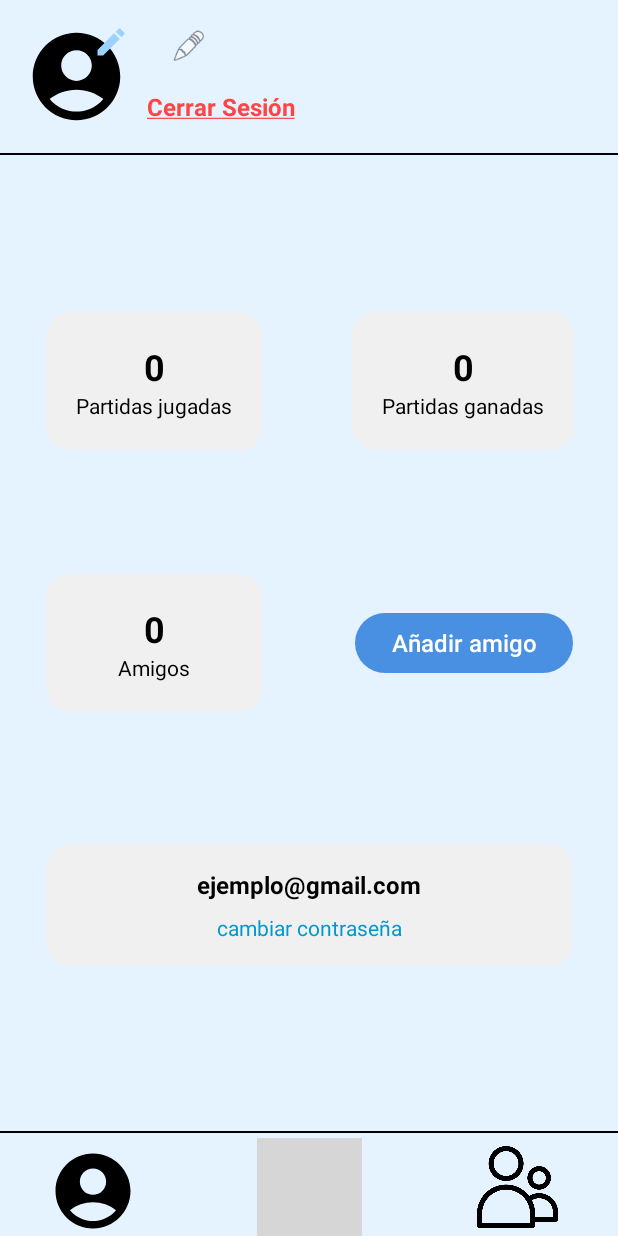
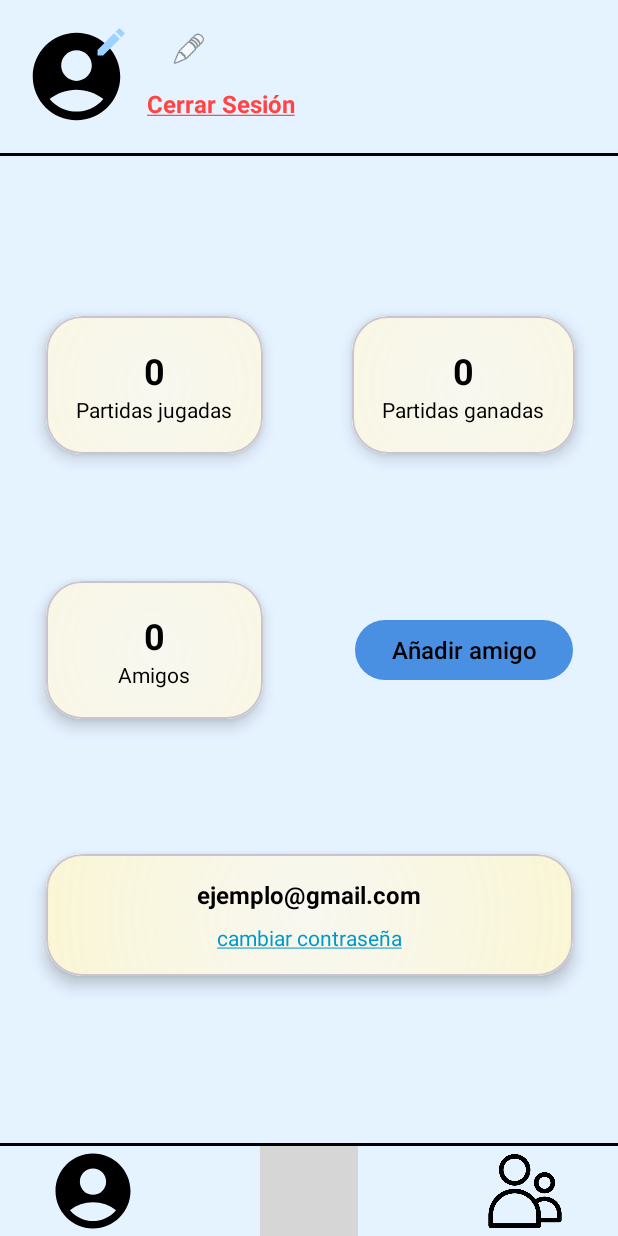
Before and after one commit to XoseManel2005/quizzbattlefe, an Android app: the ProfileActivity screen opened directly, with no data from a screen before it, on a phone screen of 412 x 824 dp. Run offline under Robolectric (Android 15) with nearby library versions, the phone set to English and light mode, and no system bars; our stand-ins replace CircleImageView; pictures from the network do not load; 4 statements that could not run were skipped; grey boxes are pictures that could not be loaded.

Commit message:
Se corrigió la obtención de estadisticas y se ajustaron colores y tamaños

```diff
--- a/app/build.gradle
+++ b/app/build.gradle
@@ -31,11 +31,12 @@ android {
     kotlinOptions {
         jvmTarget = '1.8'
     }
+    buildFeatures {
+        viewBinding true
+    }
 }
 
 dependencies {
-
-
     implementation 'androidx.activity:activity:1.6.1'
     implementation 'androidx.core:core-ktx:1.8.0'
     implementation 'androidx.appcompat:appcompat:1.4.1'
--- a/app/src/main/java/com/xose/quizzbattle/ui/ProfileActivity.kt
+++ b/app/src/main/java/com/xose/quizzbattle/ui/ProfileActivity.kt
@@ -34,8 +34,31 @@ import retrofit2.Response
 class ProfileActivity : AppCompatActivity() {
 
     private lateinit var usuarioLogueado: User
+
+    // ImageViews
     private lateinit var imgProfilePic: ImageView
     private lateinit var imgProfileBar: ImageView
+    private lateinit var imgEditUsername: ImageView
+    private lateinit var imgGames: ImageView
+    private lateinit var imgFriendship: ImageView
+
+    // TextViews
+    private lateinit var tvUsername: TextView
+    private lateinit var tvEmail: TextView
+    private lateinit var tvLogout: TextView
+    private lateinit var tvChangePassword: TextView
+    private lateinit var tvFriends: TextView
+    private lateinit var tvWonGames: TextView
+    private lateinit var tvTotalGames: TextView
+
+    // EditTexts
+    private lateinit var etUsername: EditText
+
+    // Buttons
+    private lateinit var btnSaveUsername: Button
+    private lateinit var btnAddFriend: Button
+
+    // Media picker
     private lateinit var pickMedia: ActivityResultLauncher<PickVisualMediaRequest>
 
     override fun onCreate(savedInstanceState: Bundle?) {
@@ -43,8 +66,26 @@ class ProfileActivity : AppCompatActivity() {
         setContentView(R.layout.activity_profile)
 
         usuarioLogueado = SessionManager(this).getLoggedUser() as User
+
         imgProfilePic = findViewById(R.id.imgProfilePic)
         imgProfileBar = findViewById(R.id.imgProfile)
+        imgEditUsername = findViewById(R.id.imgEditUsername)
+        imgGames = findViewById(R.id.imgGames)
+        imgFriendship = findViewById(R.id.imgFriendships)
+
+        tvUsername = findViewById(R.id.tvUsername)
+        tvEmail = findViewById(R.id.tvEmail)
+        tvLogout = findViewById(R.id.tvLogout)
+        tvChangePassword = findViewById(R.id.tvChangePassword)
+        tvFriends = findViewById(R.id.tvFriends)
+        tvWonGames = findViewById(R.id.tvWonGames)
+        tvTotalGames = findViewById(R.id.tvTotalGames)
+
+        etUsername = findViewById(R.id.etUsername)
+
+        btnSaveUsername = findViewById(R.id.btnSaveUsername)
+        btnAddFriend = findViewById(R.id.btnAddFriend)
+
 
 
         // Registrar el callback aquí, donde ya imgProfilePic está inicializado
@@ -215,67 +256,12 @@ class ProfileActivity : AppCompatActivity() {
             }
         }
 
-        val tvFriends = findViewById<TextView>(R.id.tvFriends)
+        loadProfileImage()
+        loadProfileStats()
 
-        val tvWonGames = findViewById<TextView>(R.id.tvWonGames)
-
-        val tvTotalGames = findViewById<TextView>(R.id.tvTotalGames)
-
-        lifecycleScope.launch {
-            try {
-                val gameService = ApiClient.getGameService(this@ProfileActivity)
-                val profileImage = gameService.getProfileImage(usuarioLogueado.username)
-                if (profileImage.imageBase64 != null || !profileImage.imageBase64.isEmpty()){
-                    try {
-                        // 1. Eliminar el prefijo si existe
-                        val base64Image = profileImage.imageBase64.substringAfter("base64,", profileImage.imageBase64)
-
-                        // 2. Decodificar a bytes
-                        val imageBytes = Base64.decode(base64Image, Base64.DEFAULT)
-
-                        // 3. Convertir a Bitmap
-                        val bitmap = BitmapFactory.decodeByteArray(imageBytes, 0, imageBytes.size)
-
-                        // 4. Asignar al ImageView
-                        imgProfilePic.setImageBitmap(bitmap)
-                        imgProfileBar.setImageBitmap(bitmap)
-                    } catch (e: Exception) {
-                        e.printStackTrace()
-                        Log.e("Base64", "Error al convertir la imagen Base64: ${e.message}")
-                    }
-                }
-                //recoger todas las amistades
-                val friendships = gameService.getAcceptedFriendships(usuarioLogueado.username)
-                tvFriends.text = friendships.size.toString()
-
-                //obtener partidas terminadas
-                val finishedGames = gameService.getGames(usuarioLogueado.username, "FINISHED")
-
-                //ver partidas ganadas
-                val wonGames = finishedGames.count { game ->
-                    game.winner != null && game.winner.id == usuarioLogueado.id
-                }
-                tvWonGames.text = wonGames.toString()
-
-                //obtener partidas en curso
-                val ongoingGames = gameService.getGames(usuarioLogueado.username, "ONGOING")
-
-                //sumar partidas en curso y acabadas
-                val allGames = finishedGames + ongoingGames
-
-                //las contamos y mostramos como total de partidas
-                val totalGames = allGames.count { game ->
-                    game.player1.id == usuarioLogueado.id || game.player2.id == usuarioLogueado.id
-                }
-                tvTotalGames.text = totalGames.toString()
-
-            } catch (e: Exception) {
-                e.printStackTrace()
-                tvFriends.text = "0"
-                tvWonGames.text = "0"
-                tvTotalGames.text = "0"
-            }
-        }
+        val underlinePasswordText = SpannableString(tvChangePassword.text)
+        underlinePasswordText.setSpan(UnderlineSpan(), 0, underlinePasswordText.length, 0)
+        tvChangePassword.text = underlinePasswordText
 
         val text = "Cerrar Sesión"
         val spannable = SpannableString(text)
@@ -330,4 +316,61 @@ class ProfileActivity : AppCompatActivity() {
             .show()
     }
 
+    private fun loadProfileImage() {
+        lifecycleScope.launch {
+            try {
+                val gameService = ApiClient.getGameService(this@ProfileActivity)
+                val profileImage = gameService.getProfileImage(usuarioLogueado.username)
+
+                if (!profileImage.imageBase64.isNullOrEmpty()) {
+                    try {
+                        val base64Image = profileImage.imageBase64.substringAfter("base64,", profileImage.imageBase64)
+                        val imageBytes = Base64.decode(base64Image, Base64.DEFAULT)
+                        val bitmap = BitmapFactory.decodeByteArray(imageBytes, 0, imageBytes.size)
+                        imgProfilePic.setImageBitmap(bitmap)
+                        imgProfileBar.setImageBitmap(bitmap)
+                    } catch (e: Exception) {
+                        e.printStackTrace()
+                        Log.e("Base64", "Error al convertir la imagen Base64: ${e.message}")
+                    }
+                }
+            } catch (e: Exception) {
+                e.printStackTrace()
+                Log.e("API", "Error al cargar la imagen de perfil: ${e.message}")
+            }
+        }
+    }
+
+    private fun loadProfileStats() {
+        lifecycleScope.launch {
+            try {
+                val gameService = ApiClient.getGameService(this@ProfileActivity)
+
+                val friendships = gameService.getAcceptedFriendships(usuarioLogueado.username)
+                tvFriends.text = friendships.size.toString()
+
+                val finishedGames = gameService.getGames(usuarioLogueado.username, "FINISHED")
+
+                val wonGames = finishedGames.count { game ->
+                    game.winner?.id == usuarioLogueado.id
+                }
+                tvWonGames.text = wonGames.toString()
+
+                val ongoingGames = gameService.getGames(usuarioLogueado.username, "ONGOING")
+                val allGames = finishedGames + ongoingGames
+
+                val totalGames = allGames.count { game ->
+                    game.player1.id == usuarioLogueado.id || game.player2.id == usuarioLogueado.id
+                }
+                tvTotalGames.text = totalGames.toString()
+
+            } catch (e: Exception) {
+                e.printStackTrace()
+                tvFriends.text = "0"
+                tvWonGames.text = "0"
+                tvTotalGames.text = "0"
+            }
+        }
+    }
+
 }
--- a/app/src/main/res/drawable/rounded_background.xml
+++ b/app/src/main/res/drawable/rounded_background.xml
@@ -3,9 +3,9 @@
     android:shape="rectangle">
 
     <gradient
-        android:endColor="#F0F0F0"
-        android:gradientRadius="400dp"
-        android:startColor="#F0F0F0"
+        android:endColor="#FDF394"
+        android:gradientRadius="600dp"
+        android:startColor="#AAFFFDEB"
         android:type="radial"
         android:useLevel="false" />
 
--- a/app/src/main/res/layout/activity_profile.xml
+++ b/app/src/main/res/layout/activity_profile.xml
@@ -12,6 +12,7 @@
         android:layout_height="70dp"
         android:layout_marginStart="16dp"
         android:layout_marginTop="16dp"
+        android:elevation="4dp"
         app:layout_constraintStart_toStartOf="parent"
         app:layout_constraintTop_toTopOf="parent"
         app:srcCompat="@drawable/img_user" />
@@ -30,7 +31,10 @@
             android:layout_height="wrap_content"
             android:ellipsize="end"
             android:maxLines="1"
+            android:textStyle="bold"
+            android:layout_marginTop="4dp"
             android:textSize="22sp"
+            android:textColor="@color/black"
             app:layout_constraintStart_toStartOf="parent"
             app:layout_constraintTop_toTopOf="parent" />
 
@@ -41,6 +45,8 @@
             android:background="@android:color/transparent"
             android:ellipsize="end"
             android:maxLines="1"
+            android:layout_marginTop="4dp"
+            android:textStyle="bold"
             android:textSize="22sp"
             android:inputType="textPersonName"
             android:visibility="invisible"
@@ -55,7 +61,7 @@
         android:layout_width="wrap_content"
         android:layout_height="wrap_content"
         android:layout_marginStart="12dp"
-        android:layout_marginBottom="4dp"
+        android:layout_marginBottom="6dp"
         android:text="Cerrar Sesión"
         android:textColor="#EA2323"
         android:textSize="16sp"
@@ -64,40 +70,28 @@
         app:layout_constraintStart_toEndOf="@+id/imgProfilePic" />
 
     <com.google.android.material.divider.MaterialDivider
-        android:id="@+id/materialDivider2"
+        android:id="@+id/materialDivider"
         android:layout_width="match_parent"
-        android:layout_height="1dp"
+        android:layout_height="2dp"
         android:layout_marginTop="16dp"
         app:dividerColor="@color/black"
         app:layout_constraintEnd_toEndOf="parent"
         app:layout_constraintStart_toStartOf="parent"
         app:layout_constraintTop_toBottomOf="@+id/imgProfilePic" />
 
-    <com.google.android.material.card.MaterialCardView
-        android:layout_width="0dp"
-        android:layout_height="wrap_content"
-        android:layout_margin="8dp"
-        app:cardCornerRadius="8dp"
-        app:cardElevation="4dp"
-        tools:ignore="MissingConstraints">
-
-    </com.google.android.material.card.MaterialCardView>
-
 
     <com.google.android.material.divider.MaterialDivider
-        android:id="@+id/materialDivider"
+        android:id="@+id/materialDivider2"
         android:layout_width="match_parent"
-        android:layout_height="1dp"
-        android:layout_marginBottom="3dp"
+        android:layout_height="2dp"
         app:dividerColor="@color/black"
-        app:layout_constraintBottom_toTopOf="@+id/imgGames"
-        app:layout_constraintEnd_toEndOf="parent"
-        app:layout_constraintStart_toStartOf="parent" />
+        app:layout_constraintBottom_toTopOf="@+id/imgProfile"
+        tools:layout_editor_absoluteX="32dp" />
 
     <ImageView
         android:id="@+id/imgGames"
-        android:layout_width="70dp"
-        android:layout_height="65dp"
+        android:layout_width="65dp"
+        android:layout_height="60dp"
         android:src="@drawable/games"
         app:layout_constraintBottom_toBottomOf="parent"
         app:layout_constraintEnd_toEndOf="parent"
@@ -105,36 +99,44 @@
 
     <ImageView
         android:id="@+id/imgFriendships"
-        android:layout_width="70dp"
-        android:layout_height="65dp"
+        android:layout_width="60dp"
+        android:layout_height="60dp"
         android:layout_marginEnd="32dp"
         android:padding="5dp"
         android:src="@drawable/friends"
         app:layout_constraintBottom_toBottomOf="parent"
         app:layout_constraintEnd_toEndOf="parent" />
 
-    <com.google.android.material.imageview.ShapeableImageView
+    <ImageView
         android:id="@+id/imgProfile"
         android:layout_width="60dp"
         android:layout_height="60dp"
         android:layout_marginStart="32dp"
-        android:src="@drawable/img_user"
         app:layout_constraintBottom_toBottomOf="parent"
         app:layout_constraintStart_toStartOf="parent"
-        app:shapeAppearanceOverlay="@style/CircleImageView" />
+        android:src="@drawable/img_user" />
+
+    <com.google.android.material.card.MaterialCardView
+        android:id="@+id/cardTotalGames"
+        android:layout_width="wrap_content"
+        android:layout_height="wrap_content"
+        android:layout_margin="8dp"
+        android:elevation="6dp"
+        app:cardCornerRadius="24dp"
+        app:cardElevation="6dp"
+        app:layout_constraintBottom_toTopOf="@id/btnAddFriend"
+        app:layout_constraintEnd_toStartOf="@+id/tvv"
+        app:layout_constraintStart_toStartOf="parent"
+        app:layout_constraintTop_toBottomOf="@id/materialDivider">
 
         <LinearLayout
             android:id="@+id/llTotalGames"
             android:layout_width="wrap_content"
             android:layout_height="wrap_content"
+            android:orientation="vertical"
+            android:gravity="center"
             android:background="@drawable/rounded_background"
-        android:gravity="center"
-        android:orientation="vertical"
-        android:padding="20dp"
-        app:layout_constraintBottom_toTopOf="@id/btnAddFriend"
-        app:layout_constraintEnd_toStartOf="@+id/tvv"
-        app:layout_constraintStart_toStartOf="parent"
-        app:layout_constraintTop_toBottomOf="@id/materialDivider2">
+            android:padding="20dp">
 
             <TextView
                 android:id="@+id/tvTotalGames"
@@ -153,19 +155,30 @@
                 android:textColor="@android:color/black"
                 android:textSize="14sp" />
         </LinearLayout>
+    </com.google.android.material.card.MaterialCardView>
+
+
+    <com.google.android.material.card.MaterialCardView
+        android:id="@+id/cardWonGames"
+        android:layout_width="wrap_content"
+        android:layout_height="wrap_content"
+        android:layout_margin="8dp"
+        android:elevation="6dp"
+        app:cardCornerRadius="24dp"
+        app:cardElevation="6dp"
+        app:layout_constraintBottom_toTopOf="@id/btnAddFriend"
+        app:layout_constraintEnd_toEndOf="parent"
+        app:layout_constraintStart_toEndOf="@+id/tvv"
+        app:layout_constraintTop_toBottomOf="@id/materialDivider">
 
         <LinearLayout
             android:id="@+id/llWonGames"
             android:layout_width="wrap_content"
             android:layout_height="wrap_content"
+            android:orientation="vertical"
+            android:gravity="center"
             android:background="@drawable/rounded_background"
-        android:gravity="center"
-        android:orientation="vertical"
-        android:padding="20dp"
-        app:layout_constraintBottom_toTopOf="@id/btnAddFriend"
-        app:layout_constraintEnd_toEndOf="parent"
-        app:layout_constraintStart_toEndOf="@+id/tvv"
-        app:layout_constraintTop_toBottomOf="@id/materialDivider2">
+            android:padding="20dp">
 
             <TextView
                 android:id="@+id/tvWonGames"
@@ -184,21 +197,29 @@
                 android:textColor="@android:color/black"
                 android:textSize="14sp" />
         </LinearLayout>
+    </com.google.android.material.card.MaterialCardView>
 
+
+    <com.google.android.material.card.MaterialCardView
+        android:id="@+id/cardFriends"
+        android:layout_width="0dp"
+        android:layout_height="wrap_content"
+        android:elevation="6dp"
+        app:cardCornerRadius="24dp"
+        app:cardElevation="6dp"
+        app:layout_constraintBottom_toBottomOf="@+id/btnAddFriend"
+        app:layout_constraintEnd_toEndOf="@+id/cardTotalGames"
+        app:layout_constraintStart_toStartOf="@+id/cardTotalGames"
+        app:layout_constraintTop_toTopOf="@+id/btnAddFriend">
 
         <LinearLayout
             android:id="@+id/llFriends"
-        android:layout_width="0dp"
+            android:layout_width="match_parent"
             android:layout_height="wrap_content"
             android:background="@drawable/rounded_background"
             android:gravity="center"
             android:orientation="vertical"
-        android:padding="20dp"
-        app:layout_constraintBottom_toBottomOf="@+id/btnAddFriend"
-        app:layout_constraintEnd_toEndOf="@+id/llTotalGames"
-        app:layout_constraintHorizontal_bias="0.0"
-        app:layout_constraintStart_toStartOf="@+id/llTotalGames"
-        app:layout_constraintTop_toTopOf="@+id/btnAddFriend">
+            android:padding="20dp">
 
             <TextView
                 android:id="@+id/tvFriends"
@@ -217,29 +238,27 @@
                 android:textColor="@android:color/black"
                 android:textSize="14sp" />
         </LinearLayout>
+    </com.google.android.material.card.MaterialCardView>
 
     <com.google.android.material.card.MaterialCardView
+        android:id="@+id/cardEmail"
+        android:layout_width="0dp"
+        android:layout_height="wrap_content"
+        app:cardCornerRadius="24dp"
+        app:cardElevation="6dp"
+        app:layout_constraintBottom_toTopOf="@+id/materialDivider2"
+        app:layout_constraintEnd_toEndOf="@+id/btnAddFriend"
+        app:layout_constraintStart_toStartOf="@+id/cardFriends"
+        app:layout_constraintTop_toBottomOf="@+id/btnAddFriend">
+
+        <LinearLayout
+            android:id="@+id/llEmail"
             android:layout_width="match_parent"
             android:layout_height="wrap_content"
-        android:layout_margin="16dp"
-        app:cardCornerRadius="8dp"
-        app:cardElevation="4dp"
-        tools:ignore="MissingConstraints">
-
-    </com.google.android.material.card.MaterialCardView>
-
-    <LinearLayout
-        android:id="@+id/linearLayout2"
-        android:layout_width="0dp"
-        android:layout_height="wrap_content"
+            android:orientation="vertical"
+            android:gravity="center"
             android:background="@drawable/rounded_background"
-        android:gravity="center"
-        android:orientation="vertical"
-        android:padding="16dp"
-        app:layout_constraintBottom_toTopOf="@+id/materialDivider"
-        app:layout_constraintEnd_toEndOf="@+id/btnAddFriend"
-        app:layout_constraintStart_toStartOf="@+id/llFriends"
-        app:layout_constraintTop_toBottomOf="@+id/btnAddFriend">
+            android:padding="16dp">
 
             <TextView
                 android:id="@+id/tvEmail"
@@ -259,6 +278,8 @@
                 android:textColor="@android:color/holo_blue_dark"
                 android:textSize="14sp" />
         </LinearLayout>
+    </com.google.android.material.card.MaterialCardView>
+
 
     <Button
         android:id="@+id/btnAddFriend"
@@ -266,10 +287,11 @@
         android:layout_height="wrap_content"
         android:text="Añadir amigo"
         android:textSize="16sp"
-        app:layout_constraintBottom_toTopOf="@+id/materialDivider"
+        android:textColor="@color/black"
+        app:layout_constraintBottom_toTopOf="@+id/materialDivider2"
         app:layout_constraintEnd_toEndOf="parent"
         app:layout_constraintStart_toEndOf="@+id/tvv"
-        app:layout_constraintTop_toBottomOf="@+id/materialDivider2" />
+        app:layout_constraintTop_toBottomOf="@+id/materialDivider" />
 
     <TextView
         android:id="@+id/tvv"
@@ -277,7 +299,7 @@
         android:layout_height="wrap_content"
         app:layout_constraintEnd_toEndOf="parent"
         app:layout_constraintStart_toStartOf="parent"
-        app:layout_constraintTop_toBottomOf="@+id/materialDivider2" />
+        app:layout_constraintTop_toBottomOf="@+id/materialDivider" />
 
     <ImageView
         android:id="@+id/imageView"
--- a/app/src/main/res/values/strings.xml
+++ b/app/src/main/res/values/strings.xml
@@ -9,5 +9,9 @@
     <string name="avatar" />
     <!-- TODO: Remove or change this placeholder text -->
     <string name="hello_blank_fragment">Hello blank fragment</string>
+    <string name="title_activity_main">MainActivity</string>
+    <string name="title_home">Home</string>
+    <string name="title_dashboard">Dashboard</string>
+    <string name="title_notifications">Notifications</string>
 
 </resources>
```
Also changed, not shown: app/src/main/AndroidManifest.xml (+21 -16 lines), app/src/main/res/layout/activity_frienships.xml (+8 -10 lines), app/src/main/res/layout/activity_games.xml (+12 -10 lines). Lines whose indentation alone changed are shown as unchanged.
